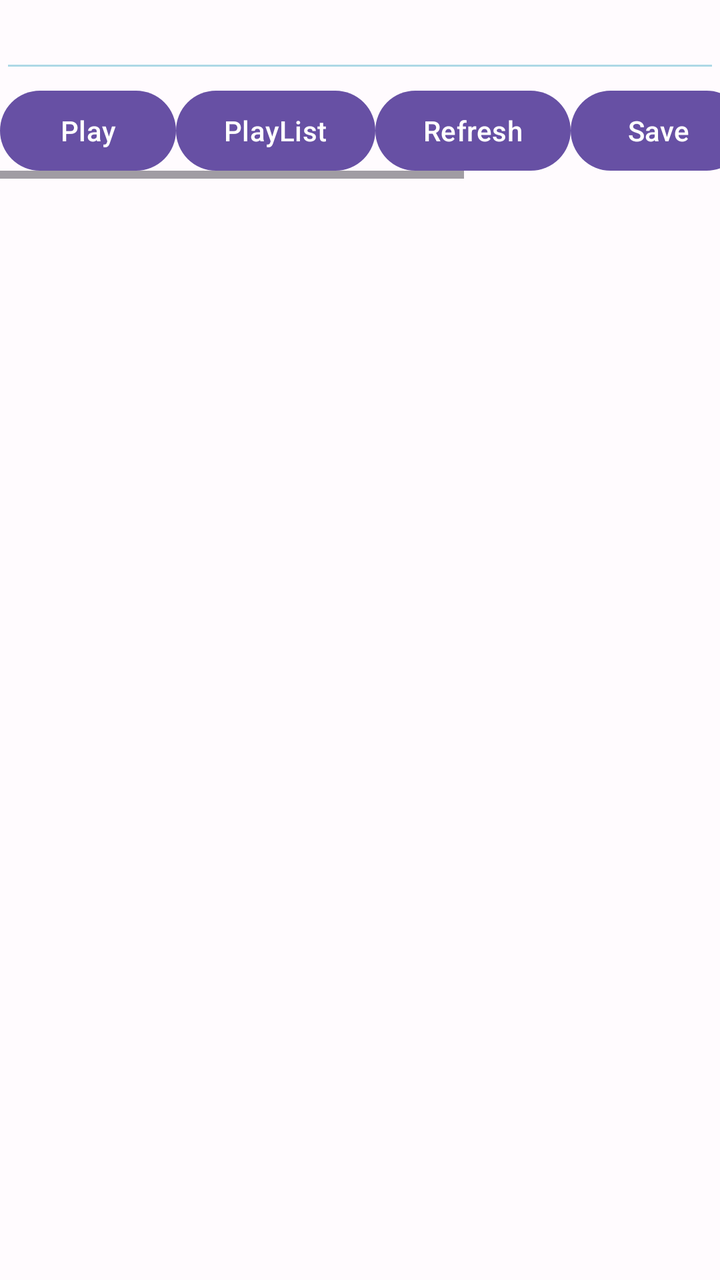
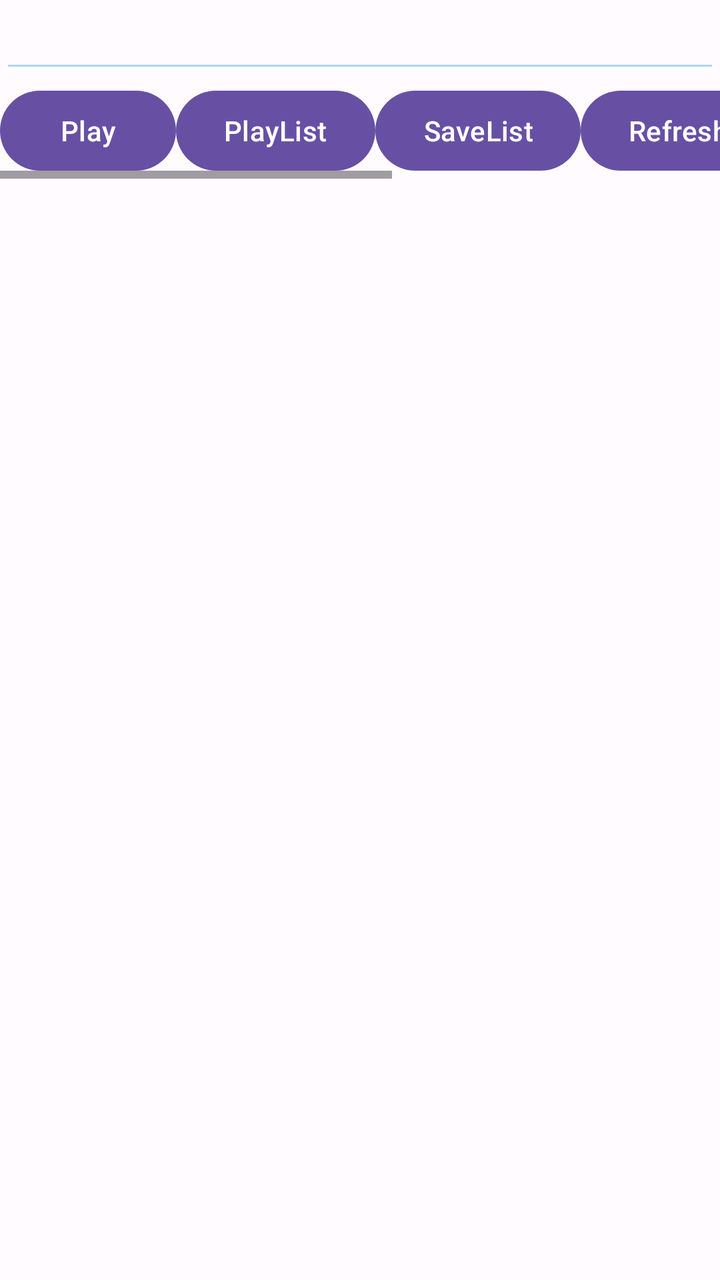

Screens rendered from an Android XML layout before and after an edit, with the pre-edit source and the edit as a unified diff.
<!-- AndroidManifest.xml: application theme AppTheme -->
<!-- res/layout/activity_main.xml -->
<?xml version="1.0" encoding="utf-8"?>
<LinearLayout
    xmlns:android="http://schemas.android.com/apk/res/android"
    xmlns:app="http://schemas.android.com/apk/res-auto"
    xmlns:tools="http://schemas.android.com/tools"
    android:id="@+id/layout_main"
    android:layout_width="match_parent"
    android:layout_height="match_parent"
    android:orientation="vertical"
    android:gravity="top">

    <EditText
      android:id="@+id/edit_url"
      android:backgroundTint="@color/lightBlue"
      android:layout_width="fill_parent"
      android:layout_height="wrap_content" />
      
   <HorizontalScrollView
    android:layout_width="match_parent"
    android:layout_height="wrap_content">
   
    <LinearLayout
        android:layout_width="match_parent"
        android:layout_height="wrap_content"
        android:orientation="horizontal"
        android:gravity="center">
      
        <Button android:id="@+id/button_play"
          android:layout_width="wrap_content"
          android:layout_height="wrap_content"
          android:text="Play" />
		  
		    <Button android:id="@+id/button_playlist"
          android:layout_width="wrap_content"
          android:layout_height="wrap_content"
          android:text="PlayList" />
          
        <Button android:id="@+id/button_refresh"
          android:layout_width="wrap_content"
          android:layout_height="wrap_content"
          android:text="Refresh" />
          
        <Button android:id="@+id/button_save"
          android:layout_width="wrap_content"
          android:layout_height="wrap_content"
          android:text="Save" />
          
        <Button android:id="@+id/button_restore"
          android:layout_width="wrap_content"
          android:layout_height="wrap_content"
          android:text="Restore" />
          
        <Button android:id="@+id/button_exit"
          android:layout_width="wrap_content"
          android:layout_height="wrap_content"
          android:text="Exit" />
          
    </LinearLayout>
    </HorizontalScrollView>
    
    <LinearLayout
        android:layout_width="match_parent"
        android:layout_height="match_parent"
        android:orientation="vertical"
        android:gravity="center">
      
        <androidx.recyclerview.widget.RecyclerView
          android:id="@+id/recyclerView"
          android:layout_width="match_parent"
          android:layout_height="match_parent"
          tools:listitem="@layout/item_text" />
      
    </LinearLayout>  
      
    
</LinearLayout>
<!-- res/layout/item_text.xml (included above) -->
<LinearLayout
    xmlns:android="http://schemas.android.com/apk/res/android"
    android:layout_width="match_parent"
    android:layout_height="wrap_content"
    android:orientation="vertical"
    android:padding="16dp">

    <TextView
        android:id="@+id/textView"
        android:layout_width="match_parent"
        android:layout_height="wrap_content"
        android:textColor="@color/lightBlue"
        android:textSize="16sp" />
</LinearLayout>
<!-- resources referenced by this layout -->
<resources>
  <color name="lightBlue">#add8e6</color>
  <color name="md_theme_light_primary">#6750A4</color>
  <color name="md_theme_light_onPrimary">#FFFFFF</color>
  <color name="md_theme_light_primaryContainer">#EADDFF</color>
  <color name="md_theme_light_onPrimaryContainer">#21005D</color>
  <color name="md_theme_light_secondary">#625B71</color>
  <color name="md_theme_light_onSecondary">#FFFFFF</color>
  <color name="md_theme_light_secondaryContainer">#E8DEF8</color>
  <color name="md_theme_light_onSecondaryContainer">#1D192B</color>
  <color name="md_theme_light_tertiary">#7D5260</color>
  <color name="md_theme_light_onTertiary">#FFFFFF</color>
  <color name="md_theme_light_tertiaryContainer">#FFD8E4</color>
  <color name="md_theme_light_onTertiaryContainer">#31111D</color>
  <color name="md_theme_light_error">#B3261E</color>
  <color name="md_theme_light_onError">#FFFFFF</color>
  <color name="md_theme_light_errorContainer">#F9DEDC</color>
  <color name="md_theme_light_onErrorContainer">#410E0B</color>
  <color name="md_theme_light_outline">#79747E</color>
  <color name="md_theme_light_background">#FFFBFE</color>
  <color name="md_theme_light_onBackground">#1C1B1F</color>
  <color name="md_theme_light_surface">#FFFBFE</color>
  <color name="md_theme_light_onSurface">#1C1B1F</color>
  <color name="md_theme_light_surfaceVariant">#E7E0EC</color>
  <color name="md_theme_light_onSurfaceVariant">#49454F</color>
  <color name="md_theme_light_inverseSurface">#313033</color>
  <color name="md_theme_light_inverseOnSurface">#F4EFF4</color>
  <color name="md_theme_light_inversePrimary">#D0BCFF</color>
  <!-- unchanged entries left out for length: 1 -->
</resources>

<!-- the commit's change to res/layout/activity_main.xml (unified diff, before → after) -->
@@ -34,6 +34,11 @@
           android:layout_width="wrap_content"
           android:layout_height="wrap_content"
           android:text="PlayList" />
+          
+          <Button android:id="@+id/button_savelist"
+          android:layout_width="wrap_content"
+          android:layout_height="wrap_content"
+          android:text="SaveList" />
           
         <Button android:id="@+id/button_refresh"
           android:layout_width="wrap_content"
